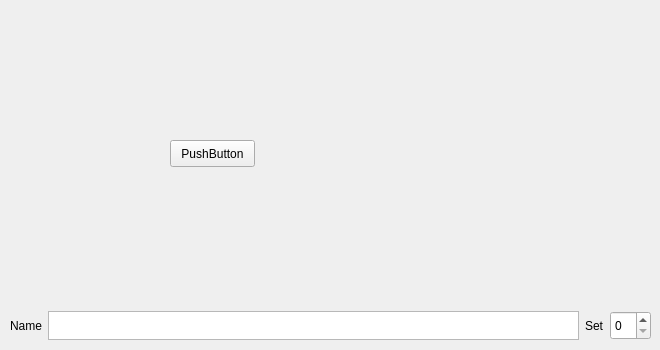
Old version of the form src/LiveFrame.ui in the repository oli-kester/kepler34.
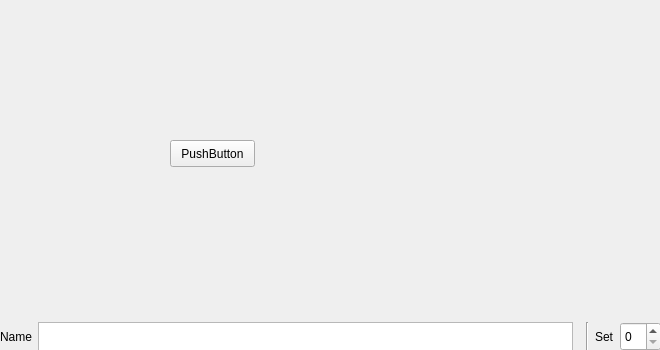
New version of the form.

Commit message: further work on GUI. song frame layout complete, edit tab half done.

```diff
--- a/src/LiveFrame.ui
+++ b/src/LiveFrame.ui
@@ -31,72 +31,23 @@
   <property name="frameShadow">
    <enum>QFrame::Plain</enum>
   </property>
-  <widget class="QWidget" name="layoutWidget">
-   <property name="geometry">
-    <rect>
-     <x>10</x>
-     <y>310</y>
-     <width>641</width>
-     <height>31</height>
-    </rect>
-   </property>
-   <layout class="QHBoxLayout" name="horizontalLayout_6">
-    <item>
-     <widget class="QLabel" name="label_4">
-      <property name="maximumSize">
-       <size>
-        <width>16777215</width>
-        <height>29</height>
-       </size>
-      </property>
-      <property name="text">
-       <string>Name</string>
-      </property>
-     </widget>
-    </item>
-    <item>
-     <widget class="QPlainTextEdit" name="plainTextEdit">
-      <property name="maximumSize">
-       <size>
-        <width>16777215</width>
-        <height>29</height>
-       </size>
-      </property>
-     </widget>
-    </item>
-    <item>
-     <widget class="QLabel" name="label_6">
-      <property name="maximumSize">
-       <size>
-        <width>16777215</width>
-        <height>29</height>
-       </size>
-      </property>
-      <property name="text">
-       <string>Set</string>
-      </property>
-     </widget>
-    </item>
-    <item>
-     <widget class="QSpinBox" name="spinBox_4">
-      <property name="maximumSize">
-       <size>
-        <width>16777215</width>
-        <height>29</height>
-       </size>
-      </property>
-     </widget>
-    </item>
-   </layout>
-  </widget>
-  <widget class="QStackedWidget" name="stackedWidget">
+  <widget class="QWidget" name="">
    <property name="geometry">
     <rect>
      <x>0</x>
      <y>0</y>
      <width>661</width>
-     <height>301</height>
+     <height>351</height>
     </rect>
+   </property>
+   <layout class="QVBoxLayout" name="verticalLayout">
+    <item>
+     <widget class="QStackedWidget" name="stackedWidget">
+      <property name="sizePolicy">
+       <sizepolicy hsizetype="Expanding" vsizetype="Expanding">
+        <horstretch>0</horstretch>
+        <verstretch>0</verstretch>
+       </sizepolicy>
    </property>
    <property name="frameShape">
     <enum>QFrame::NoFrame</enum>
@@ -124,9 +75,88 @@
     </widget>
    </widget>
   </widget>
-  <zorder>layoutWidget</zorder>
-  <zorder>label_4</zorder>
-  <zorder>stackedWidget</zorder>
+    </item>
+    <item>
+     <layout class="QHBoxLayout" name="horizontalLayout_6">
+      <item>
+       <widget class="QLabel" name="label_4">
+        <property name="maximumSize">
+         <size>
+          <width>16777215</width>
+          <height>29</height>
+         </size>
+        </property>
+        <property name="text">
+         <string>Name</string>
+        </property>
+       </widget>
+      </item>
+      <item>
+       <widget class="QPlainTextEdit" name="plainTextEdit">
+        <property name="sizePolicy">
+         <sizepolicy hsizetype="Expanding" vsizetype="Preferred">
+          <horstretch>0</horstretch>
+          <verstretch>0</verstretch>
+         </sizepolicy>
+        </property>
+        <property name="maximumSize">
+         <size>
+          <width>16777215</width>
+          <height>29</height>
+         </size>
+        </property>
+       </widget>
+      </item>
+      <item>
+       <spacer name="horizontalSpacer">
+        <property name="orientation">
+         <enum>Qt::Horizontal</enum>
+        </property>
+        <property name="sizeType">
+         <enum>QSizePolicy::Fixed</enum>
+        </property>
+        <property name="sizeHint" stdset="0">
+         <size>
+          <width>7</width>
+          <height>20</height>
+         </size>
+        </property>
+       </spacer>
+      </item>
+      <item>
+       <widget class="Line" name="line">
+        <property name="orientation">
+         <enum>Qt::Vertical</enum>
+        </property>
+       </widget>
+      </item>
+      <item>
+       <widget class="QLabel" name="label_6">
+        <property name="maximumSize">
+         <size>
+          <width>16777215</width>
+          <height>29</height>
+         </size>
+        </property>
+        <property name="text">
+         <string>Set</string>
+        </property>
+       </widget>
+      </item>
+      <item>
+       <widget class="QSpinBox" name="spinBox_4">
+        <property name="maximumSize">
+         <size>
+          <width>16777215</width>
+          <height>29</height>
+         </size>
+        </property>
+       </widget>
+      </item>
+     </layout>
+    </item>
+   </layout>
+  </widget>
  </widget>
  <resources/>
  <connections>
```
Lines whose indentation alone changed are shown as unchanged. The commit also changes 21 other files.
